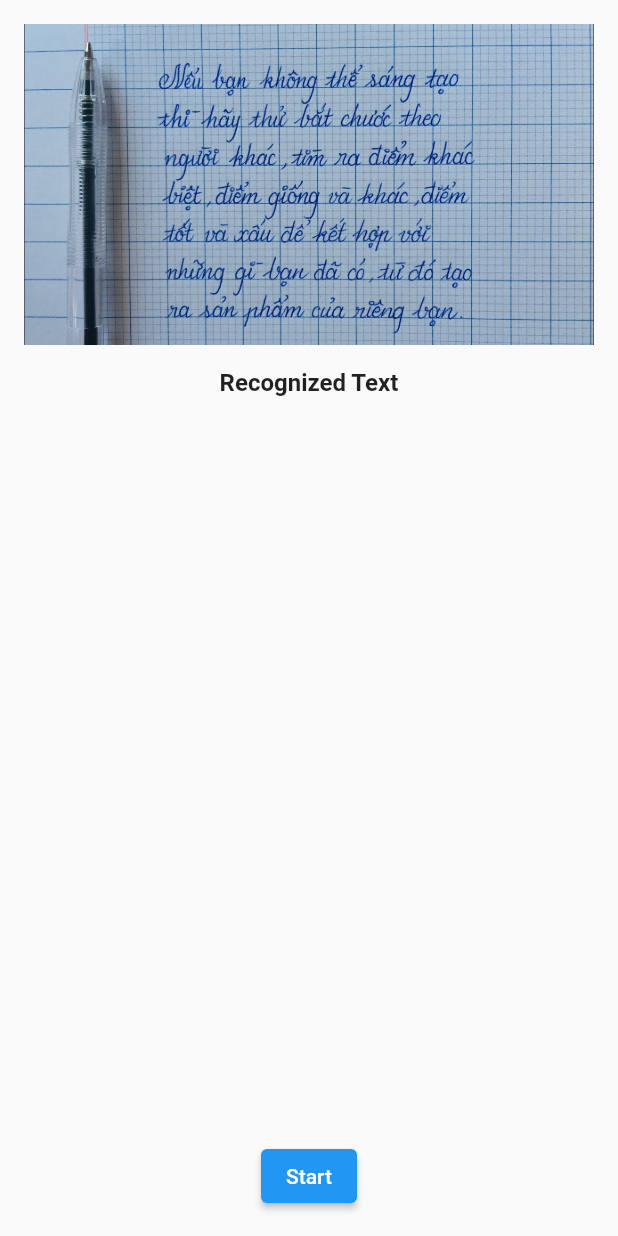
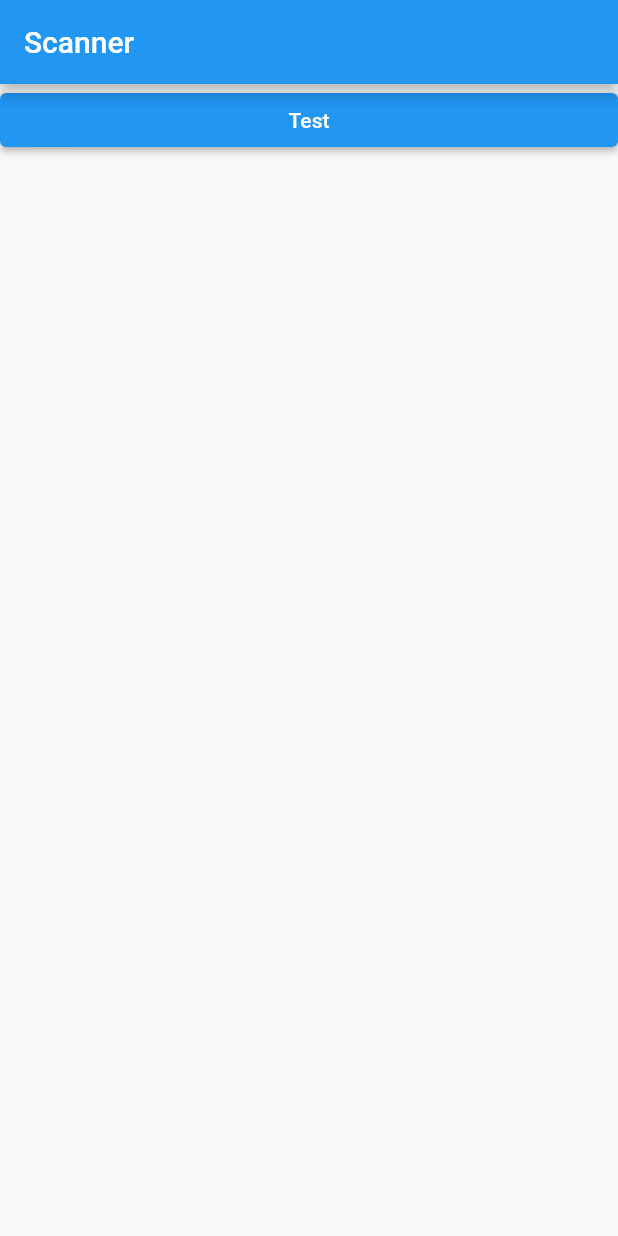
Before and after one commit to lokishengoku/playaround, a Flutter app: the screen it shows after launch, on a phone screen of 412 x 824 dp. Run offline on Flutter 3.47's test engine with Material 2 defaults, Android fonts, the phone set to English and light mode, and no system bars; our stand-ins replace permission_handler; missing offline and left inert: edge_detection.

Commit message:
test edge detection

```diff
--- a/lib/main.dart
+++ b/lib/main.dart
@@ -1,5 +1,5 @@
 import 'package:flutter/material.dart';
-import 'package:playground/pages/home_page.dart';
+import 'package:playground/pages/scanner_page.dart';
 
 void main() {
   runApp(const MyApp());
@@ -15,7 +15,7 @@ class MyApp extends StatelessWidget {
       theme: ThemeData(
         primarySwatch: Colors.blue,
       ),
-      home: const HomePage(),
+      home: const ScannerPage(),
     );
   }
 }
--- a/lib/pages/home_page.dart
+++ b/lib/pages/home_page.dart
@@ -1,9 +1,6 @@
 import 'dart:io';
 
 import 'package:flutter/material.dart';
-import 'package:flutter/services.dart';
-import 'package:google_mlkit_text_recognition/google_mlkit_text_recognition.dart';
-import 'package:path_provider/path_provider.dart';
 
 class HomePage extends StatefulWidget {
   const HomePage({super.key});
@@ -13,72 +10,38 @@ class HomePage extends StatefulWidget {
 }
 
 class _HomePageState extends State<HomePage> {
-  final textRecognizer = TextRecognizer(script: TextRecognitionScript.latin);
-  InputImage? inputImage;
-  String recognizedText = '';
-
-  @override
-  void initState() {
-    super.initState();
-    loadImage();
-  }
-
-  loadImage() async {
-    var bytes = await rootBundle.load('assets/handwrite.jpeg');
-    String tempPath = (await getTemporaryDirectory()).path;
-    File file = File('$tempPath/profile.png');
-    await file.writeAsBytes(
-        bytes.buffer.asUint8List(bytes.offsetInBytes, bytes.lengthInBytes));
-    setState(() {
-      inputImage = InputImage.fromFile(file);
-    });
-  }
-
-  recognizeTextHandler() async {
-    if (inputImage != null) {
-      final recognizedText = await textRecognizer.processImage(inputImage!);
-      setState(() {
-        this.recognizedText = recognizedText.text;
-      });
-    }
-  }
+  File? file;
+  String? filePath;
 
   @override
   Widget build(BuildContext context) {
     return Scaffold(
       body: Center(
-        child: Padding(
-          padding: const EdgeInsets.all(16),
-          child: Column(
-            children: [
-              Expanded(
-                child: ListView(
-                  children: [
-                    Image.asset(
-                      'assets/handwrite.jpeg',
-                      fit: BoxFit.fitWidth,
-                    ),
-                    const SizedBox(height: 16),
-                    const Text(
-                      'Recognized Text',
-                      textAlign: TextAlign.center,
-                      style: TextStyle(
-                        fontWeight: FontWeight.bold,
-                        fontSize: 16,
-                      ),
-                    ),
-                    const SizedBox(height: 8),
-                    Text(recognizedText),
-                  ],
-                ),
+        child: ListView(
+          children: [
+            if (file != null)
+              Image.file(
+                file!,
+                fit: BoxFit.contain,
               ),
-              const SizedBox(height: 16),
-              ElevatedButton(
-                onPressed: inputImage != null ? recognizeTextHandler : null,
-                child: const Text('Start'),
+            if (filePath != null)
+              Image.file(
+                File(filePath!),
+                fit: BoxFit.contain,
               ),
-            ],
-          ),
+            ElevatedButton(
+              onPressed: () async {
+                try {
+                  // final scannedDoc =
+                  //     await DocumentScannerFlutter.launch(context);
+                  // if (scannedDoc != null) setState(() => file = scannedDoc);
+                } catch (e) {
+                  print(e);
+                }
+              },
+              child: const Text('Test'),
+            ),
+          ],
         ),
       ),
     );
--- /dev/null
+++ b/lib/pages/scanner_page.dart
@@ -0,0 +1,76 @@
+import 'dart:io';
+
+import 'package:edge_detection/edge_detection.dart';
+import 'package:flutter/material.dart';
+import 'package:path/path.dart';
+import 'package:path_provider/path_provider.dart';
+import 'package:permission_handler/permission_handler.dart';
+
+class ScannerPage extends StatefulWidget {
+  const ScannerPage({super.key});
+
+  @override
+  State<ScannerPage> createState() => _ScannerPageState();
+}
+
+class _ScannerPageState extends State<ScannerPage> {
+  String? filePath;
+
+  @override
+  Widget build(BuildContext context) {
+    return Scaffold(
+      appBar: AppBar(
+        title: const Text('Scanner'),
+      ),
+      body: ListView(
+        children: [
+          if (filePath != null)
+            Image.file(
+              File(filePath!),
+              fit: BoxFit.contain,
+            ),
+          ElevatedButton(
+            onPressed: () async {
+              // Check permissions and request its
+              bool isCameraGranted =
+                  await Permission.camera.request().isGranted;
+              if (!isCameraGranted) {
+                isCameraGranted = await Permission.camera.request() ==
+                    PermissionStatus.granted;
+              }
+
+              if (!isCameraGranted) {
+                // Have not permission to camera
+                return;
+              }
+
+// Generate filepath for saving
+              String imagePath = join(
+                  (await getApplicationSupportDirectory()).path,
+                  "${(DateTime.now().millisecondsSinceEpoch / 1000).round()}.jpeg");
+
+// Use below code for live camera detection with option to select from gallery in the camera feed.
+
+              try {
+                //Make sure to await the call to detectEdge.
+                bool success = await EdgeDetection.detectEdge(
+                  imagePath,
+                  canUseGallery: true,
+                  androidScanTitle:
+                      'Scanning', // use custom localizations for android
+                  androidCropTitle: 'Crop',
+                  androidCropBlackWhiteTitle: 'Black White',
+                  androidCropReset: 'Reset',
+                );
+                if (success) setState(() => filePath = imagePath);
+              } catch (e) {
+                print(e);
+              }
+            },
+            child: const Text('Test'),
+          ),
+        ],
+      ),
+    );
+  }
+}
--- a/pubspec.yaml
+++ b/pubspec.yaml
@@ -35,9 +35,10 @@ dependencies:
   # The following adds the Cupertino Icons font to your application.
   # Use with the CupertinoIcons class for iOS style icons.
   cupertino_icons: ^1.0.2
-  speech_to_text: ^6.1.1
-  google_mlkit_text_recognition: ^0.5.0
+  edge_detection: ^1.1.1
   path_provider: ^2.0.12
+  path: ^1.8.2
+  permission_handler: ^10.2.0
 
 dev_dependencies:
   flutter_test:
```
Also changed, not shown: pubspec.lock, 4 other files.
